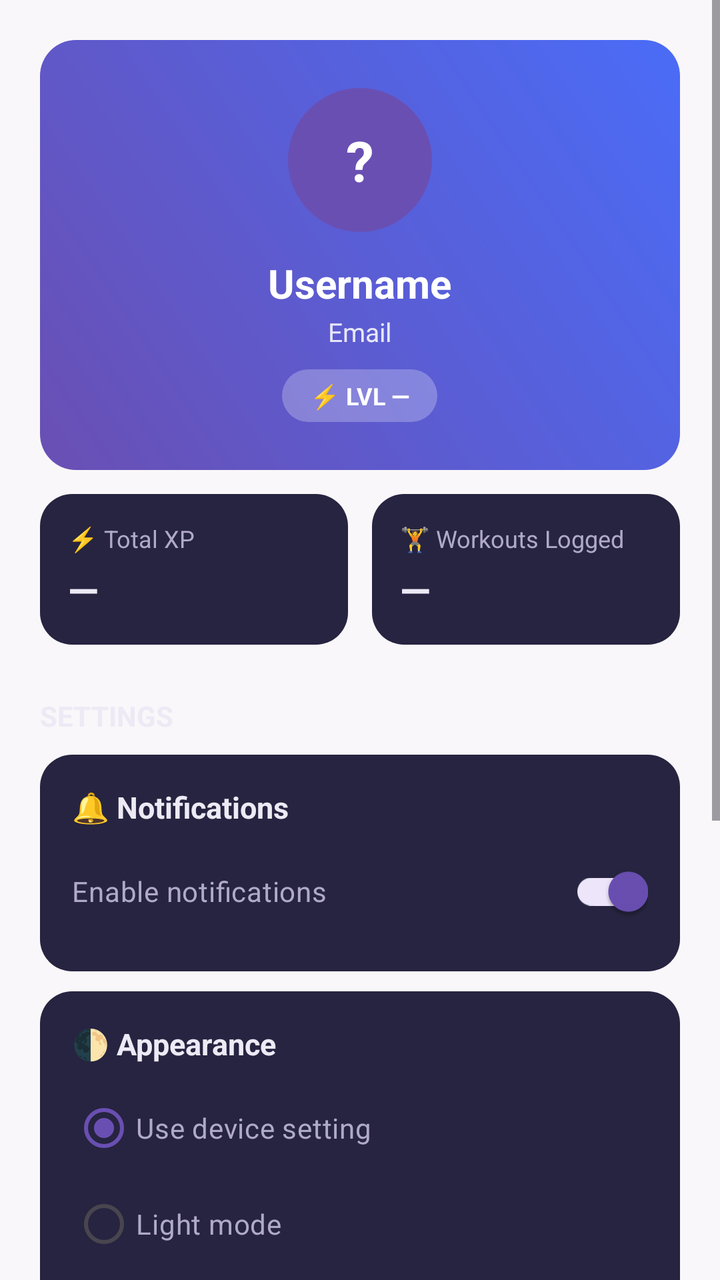
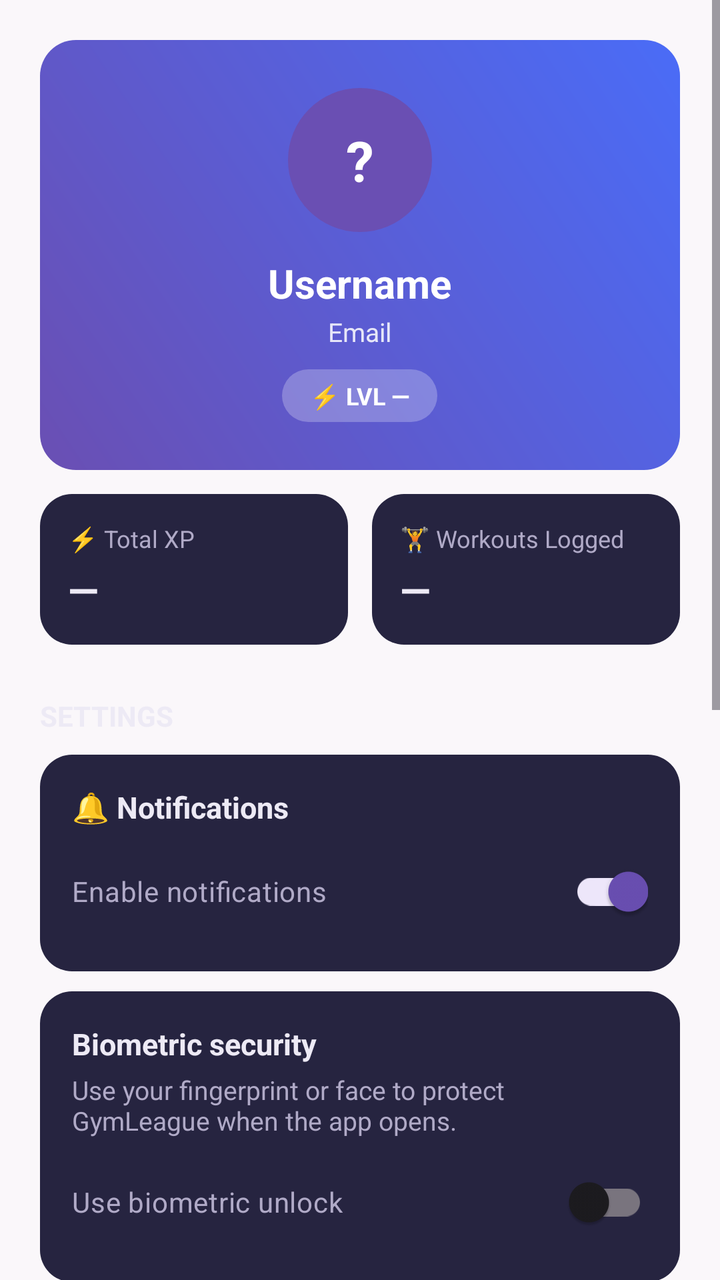

Compare the two renders of this Android layout. The source of the first and the diff that turns it into the second are given below.
<!-- AndroidManifest.xml: application theme Theme.GymLeague -->
<!-- res/layout/fragment_settings.xml -->
<?xml version="1.0" encoding="utf-8"?>
<ScrollView
    xmlns:android="http://schemas.android.com/apk/res/android"
    xmlns:app="http://schemas.android.com/apk/res-auto"
    android:layout_width="match_parent"
    android:layout_height="match_parent"
    android:fillViewport="true">

    <LinearLayout
        android:layout_width="match_parent"
        android:layout_height="wrap_content"
        android:orientation="vertical"
        android:padding="20dp">

        
        <LinearLayout
            android:layout_width="match_parent"
            android:layout_height="wrap_content"
            android:orientation="vertical"
            android:gravity="center"
            android:background="@drawable/bg_welcome_card"
            android:padding="24dp">

            <TextView
                android:id="@+id/tvAvatarInitial"
                android:layout_width="72dp"
                android:layout_height="72dp"
                android:background="@drawable/bg_avatar_circle"
                android:gravity="center"
                android:text="@string/profile_initial_placeholder"
                android:textColor="@color/white"
                android:textSize="28sp"
                android:textStyle="bold" />

            <TextView
                android:id="@+id/tvUsername"
                android:layout_width="wrap_content"
                android:layout_height="wrap_content"
                android:layout_marginTop="12dp"
                android:text="@string/i18n_username"
                android:textColor="@color/white"
                android:textSize="20sp"
                android:textStyle="bold" />

            <TextView
                android:id="@+id/tvEmail"
                android:layout_width="wrap_content"
                android:layout_height="wrap_content"
                android:layout_marginTop="2dp"
                android:text="@string/i18n_email"
                android:textColor="#D9FFFFFF"
                android:textSize="13sp" />

            <TextView
                android:id="@+id/tvProfileLevel"
                android:layout_width="wrap_content"
                android:layout_height="wrap_content"
                android:layout_marginTop="10dp"
                android:background="@drawable/bg_level_pill"
                android:paddingHorizontal="14dp"
                android:paddingVertical="5dp"
                android:text="@string/i18n_lvl"
                android:textColor="@color/white"
                android:textSize="12sp"
                android:textStyle="bold" />

        </LinearLayout>

        
        <LinearLayout
            android:layout_width="match_parent"
            android:layout_height="wrap_content"
            android:layout_marginTop="12dp"
            android:orientation="horizontal">

            <LinearLayout
                android:layout_width="0dp"
                android:layout_height="wrap_content"
                android:layout_weight="1"
                android:layout_marginEnd="6dp"
                android:orientation="vertical"
                android:background="@drawable/bg_card_dark"
                android:padding="14dp">

                <TextView
                    android:layout_width="wrap_content"
                    android:layout_height="wrap_content"
                    android:text="@string/settings_total_xp"
                    android:textColor="@color/on_surface_secondary_dark"
                    android:textSize="12sp" />

                <TextView
                    android:id="@+id/tvProfileXp"
                    android:layout_width="wrap_content"
                    android:layout_height="wrap_content"
                    android:layout_marginTop="4dp"
                    android:text="—"
                    android:textColor="@color/on_surface_dark"
                    android:textSize="20sp"
                    android:textStyle="bold" />

            </LinearLayout>

            <LinearLayout
                android:layout_width="0dp"
                android:layout_height="wrap_content"
                android:layout_weight="1"
                android:layout_marginStart="6dp"
                android:orientation="vertical"
                android:background="@drawable/bg_card_dark"
                android:padding="14dp">

                <TextView
                    android:layout_width="wrap_content"
                    android:layout_height="wrap_content"
                    android:text="@string/settings_workouts_logged"
                    android:textColor="@color/on_surface_secondary_dark"
                    android:textSize="12sp" />

                <TextView
                    android:id="@+id/tvProfileWorkoutCount"
                    android:layout_width="wrap_content"
                    android:layout_height="wrap_content"
                    android:layout_marginTop="4dp"
                    android:text="—"
                    android:textColor="@color/on_surface_dark"
                    android:textSize="20sp"
                    android:textStyle="bold" />

            </LinearLayout>

        </LinearLayout>

        
        <TextView
            android:layout_width="wrap_content"
            android:layout_height="wrap_content"
            android:layout_marginTop="26dp"
            android:layout_marginBottom="10dp"
            android:text="@string/settings_title"
            android:textColor="@color/on_surface_dark"
            android:textSize="14sp"
            android:textStyle="bold" />

        
        <LinearLayout
            android:layout_width="match_parent"
            android:layout_height="wrap_content"
            android:orientation="vertical"
            android:background="@drawable/bg_card_dark"
            android:padding="16dp"
            android:layout_marginBottom="10dp">

            <TextView
                android:layout_width="wrap_content"
                android:layout_height="wrap_content"
                android:text="@string/settings_notifications"
                android:textColor="@color/on_surface_dark"
                android:textSize="15sp"
                android:textStyle="bold" />

            <com.google.android.material.switchmaterial.SwitchMaterial
                android:id="@+id/switchNotifications"
                android:layout_width="match_parent"
                android:layout_height="wrap_content"
                android:layout_marginTop="8dp"
                android:text="@string/settings_enable_notifications"
                android:textColor="@color/on_surface_secondary_dark"
                android:textSize="14sp"
                android:checked="true" />

        </LinearLayout>

        
        <LinearLayout
            android:layout_width="match_parent"
            android:layout_height="wrap_content"
            android:orientation="vertical"
            android:background="@drawable/bg_card_dark"
            android:padding="16dp"
            android:layout_marginBottom="10dp">

            <TextView
                android:layout_width="wrap_content"
                android:layout_height="wrap_content"
                android:text="@string/settings_appearance"
                android:textColor="@color/on_surface_dark"
                android:textSize="15sp"
                android:textStyle="bold" />

            <RadioGroup
                android:id="@+id/radioGroupAppearance"
                android:layout_width="match_parent"
                android:layout_height="wrap_content"
                android:orientation="vertical"
                android:layout_marginTop="8dp">

                <RadioButton
                    android:id="@+id/radioSystem"
                    android:layout_width="wrap_content"
                    android:layout_height="wrap_content"
                    android:text="@string/settings_device_mode"
                    android:textColor="@color/on_surface_secondary_dark"
                    android:checked="true" />

                <RadioButton
                    android:id="@+id/radioLight"
                    android:layout_width="wrap_content"
                    android:layout_height="wrap_content"
                    android:text="@string/settings_light_mode"
                    android:textColor="@color/on_surface_secondary_dark" />

                <RadioButton
                    android:id="@+id/radioDark"
                    android:layout_width="wrap_content"
                    android:layout_height="wrap_content"
                    android:text="@string/settings_dark_mode"
                    android:textColor="@color/on_surface_secondary_dark" />

            </RadioGroup>

        </LinearLayout>

        
        <LinearLayout
            android:layout_width="match_parent"
            android:layout_height="wrap_content"
            android:orientation="vertical"
            android:background="@drawable/bg_card_dark"
            android:padding="16dp"
            android:layout_marginBottom="20dp">

            <TextView
                android:layout_width="wrap_content"
                android:layout_height="wrap_content"
                android:text="@string/settings_language"
                android:textColor="@color/on_surface_dark"
                android:textSize="15sp"
                android:textStyle="bold" />

            <Spinner
                android:id="@+id/spinnerLanguage"
                android:layout_width="match_parent"
                android:layout_height="48dp"
                android:layout_marginTop="8dp" />

        </LinearLayout>

        
        <ProgressBar
            android:id="@+id/settingsProgressBar"
            android:layout_width="wrap_content"
            android:layout_height="wrap_content"
            android:layout_gravity="center_horizontal"
            android:visibility="gone"
            android:layout_marginBottom="16dp" />

        
        <TextView
            android:id="@+id/tvSettingsStatus"
            android:layout_width="match_parent"
            android:layout_height="wrap_content"
            android:gravity="center"
            android:textColor="@color/on_surface_secondary_dark"
            android:visibility="gone"
            android:layout_marginBottom="16dp" />

        
        <com.google.android.material.button.MaterialButton
            android:id="@+id/btnSaveSettings"
            android:layout_width="match_parent"
            android:layout_height="52dp"
            android:text="@string/settings_save"
            android:textAllCaps="false"
            app:backgroundTint="@color/gym_purple"
            android:layout_marginBottom="12dp" />

        
        <com.google.android.material.button.MaterialButton
            android:id="@+id/btnLogout"
            android:layout_width="match_parent"
            android:layout_height="52dp"
            android:text="@string/settings_logout"
            android:textAllCaps="false"
            app:strokeColor="@color/gym_error"
            android:textColor="@color/gym_error"
            style="@style/Widget.MaterialComponents.Button.OutlinedButton"
            android:layout_marginBottom="24dp" />

    </LinearLayout>

</ScrollView>
<!-- resources referenced by this layout -->
<resources>
  <color name="gym_error">#B3261E</color>
  <color name="gym_purple">#6A4FB3</color>
  <color name="on_surface_dark">#EDEAF5</color>
  <color name="on_surface_secondary_dark">#B0AAC7</color>
  <color name="white">#FFFFFFFF</color>
  <!-- drawable bg_avatar_circle (drawable) -->
  <?xml version="1.0" encoding="utf-8"?>
  <shape xmlns:android="http://schemas.android.com/apk/res/android" android:shape="oval">
      <solid android:color="@color/gym_purple" />
  </shape>
  <!-- drawable bg_card_dark (drawable) -->
  <?xml version="1.0" encoding="utf-8"?>
  <shape xmlns:android="http://schemas.android.com/apk/res/android" android:shape="rectangle">
      <solid android:color="@color/surface_dark" />
      <corners android:radius="16dp" />
  </shape>
  <!-- drawable bg_level_pill (drawable) -->
  <?xml version="1.0" encoding="utf-8"?>
  <shape xmlns:android="http://schemas.android.com/apk/res/android" android:shape="rectangle">
      <solid android:color="#40FFFFFF" />
      <corners android:radius="20dp" />
  </shape>
  <!-- drawable bg_welcome_card (drawable) -->
  <?xml version="1.0" encoding="utf-8"?>
  <shape xmlns:android="http://schemas.android.com/apk/res/android" android:shape="rectangle">
      <gradient
          android:angle="45"
          android:startColor="@color/gym_purple"
          android:endColor="@color/gym_blue" />
      <corners android:radius="18dp" />
  </shape>
  <string name="i18n_email">Email</string>
  <string name="i18n_lvl">⚡ LVL —</string>
  <string name="i18n_username">Username</string>
  <string name="profile_initial_placeholder" translatable="false">\?</string>
  <string name="settings_appearance">🌓 Appearance</string>
  <string name="settings_dark_mode">Dark mode</string>
  <string name="settings_device_mode">Use device setting</string>
  <string name="settings_enable_notifications">Enable notifications</string>
  <string name="settings_language">🌐 Language</string>
  <string name="settings_light_mode">Light mode</string>
  <string name="settings_logout">⏻ Log Out</string>
  <string name="settings_notifications">🔔 Notifications</string>
  <string name="settings_save">Save Settings</string>
  <string name="settings_title">SETTINGS</string>
  <string name="settings_total_xp">⚡ Total XP</string>
  <string name="settings_workouts_logged">🏋 Workouts Logged</string>
  <style name="Theme.GymLeague" parent="Base.Theme.GymLeague" />
  <color name="surface_dark">#262440</color>
  <color name="gym_blue">#4A6CF7</color>
  <color name="gym_purple_container">#EDE6FA</color>
  <color name="gym_purple_dark">#4A3080</color>
  <color name="gym_blue_container">#E3E9FF</color>
  <color name="gym_blue_dark">#2F49C4</color>
  <color name="gym_gold">#FFB300</color>
  <color name="background_light">#FAF7FA</color>
  <color name="on_surface_light">#1C1B1F</color>
  <color name="surface_light">#FFFFFF</color>
  <color name="gym_error_container">#F9DEDC</color>
  <!-- unchanged entries left out for length: 1 -->
</resources>

<!-- the commit's change to res/layout/fragment_settings.xml (unified diff, before → after) -->
@@ -183,6 +183,42 @@
             <TextView
                 android:layout_width="wrap_content"
                 android:layout_height="wrap_content"
+                android:text="@string/settings_biometric_title"
+                android:textColor="@color/on_surface_dark"
+                android:textSize="15sp"
+                android:textStyle="bold" />
+
+            <TextView
+                android:layout_width="match_parent"
+                android:layout_height="wrap_content"
+                android:layout_marginTop="4dp"
+                android:text="@string/settings_biometric_description"
+                android:textColor="@color/on_surface_secondary_dark"
+                android:textSize="13sp" />
+
+            <com.google.android.material.switchmaterial.SwitchMaterial
+                android:id="@+id/switchBiometric"
+                android:layout_width="match_parent"
+                android:layout_height="wrap_content"
+                android:layout_marginTop="8dp"
+                android:text="@string/settings_biometric_enable"
+                android:textColor="@color/on_surface_secondary_dark"
+                android:textSize="14sp" />
+
+        </LinearLayout>
+
+        
+        <LinearLayout
+            android:layout_width="match_parent"
+            android:layout_height="wrap_content"
+            android:orientation="vertical"
+            android:background="@drawable/bg_card_dark"
+            android:padding="16dp"
+            android:layout_marginBottom="10dp">
+
+            <TextView
+                android:layout_width="wrap_content"
+                android:layout_height="wrap_content"
                 android:text="@string/settings_appearance"
                 android:textColor="@color/on_surface_dark"
                 android:textSize="15sp"
<!-- resource entries referenced after the edit -->
@@ -36,6 +36,9 @@
   <string name="i18n_username">Username</string>
   <string name="profile_initial_placeholder" translatable="false">\?</string>
   <string name="settings_appearance">🌓 Appearance</string>
+  <string name="settings_biometric_description">Use your fingerprint or face to protect GymLeague when the app opens.</string>
+  <string name="settings_biometric_enable">Use biometric unlock</string>
+  <string name="settings_biometric_title">Biometric security</string>
   <string name="settings_dark_mode">Dark mode</string>
   <string name="settings_device_mode">Use device setting</string>
   <string name="settings_enable_notifications">Enable notifications</string>
